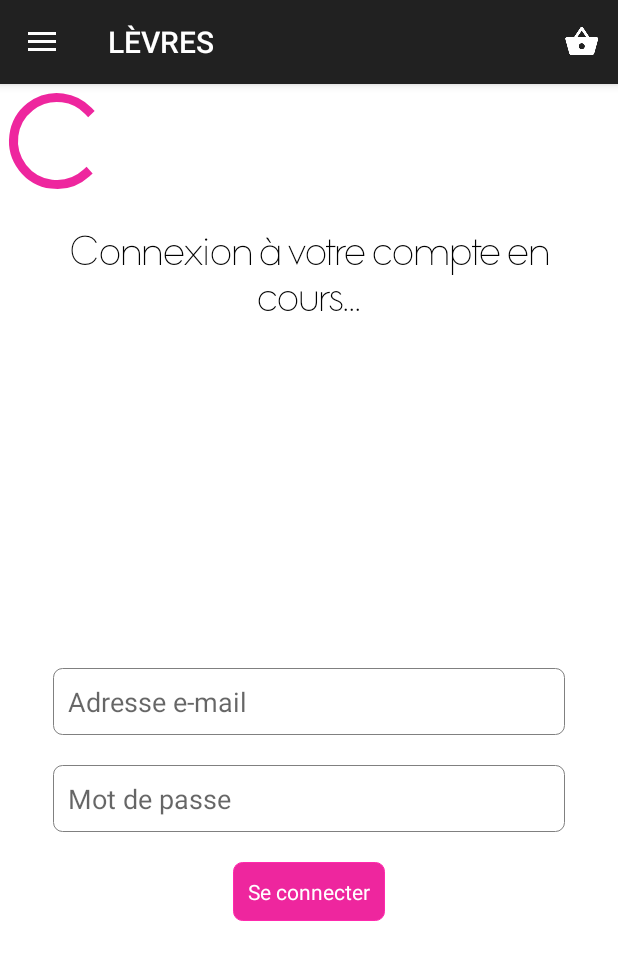
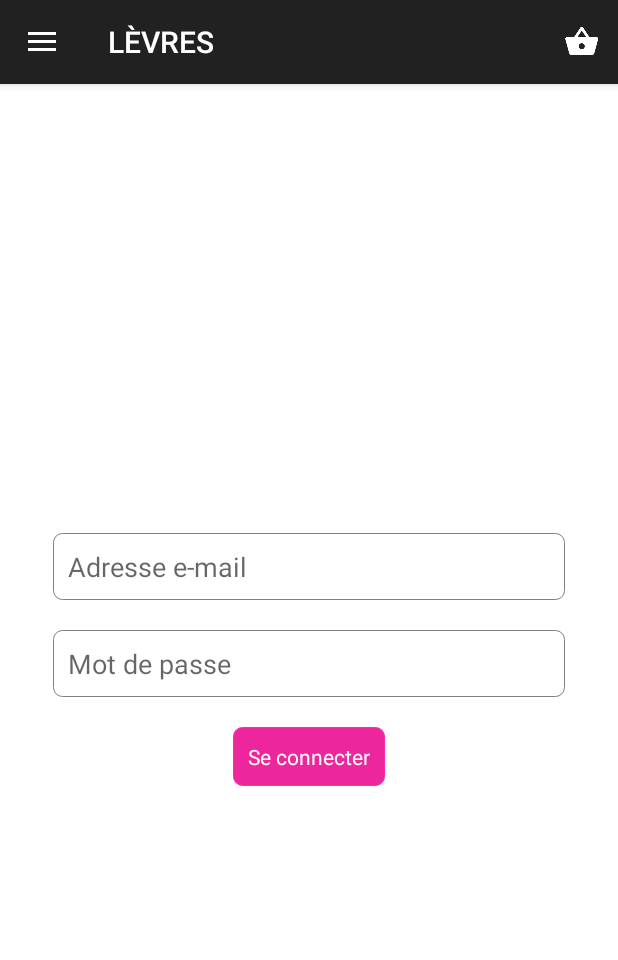
Before and after one commit to Michaos/android-maquillage, an Android app: the fragment FragmentCompte placed in its activity, on a phone screen of 412 x 824 dp. Shown: the top 960 px of the screen. Run offline under Robolectric (Android 15) with nearby library versions, the phone set to English and light mode, and no system bars; 1 statement that could not run was skipped.

Commit message:
*** update compte

```diff
--- a/app/src/main/res/layout/frag_compte.xml
+++ b/app/src/main/res/layout/frag_compte.xml
@@ -1,9 +1,17 @@
 <?xml version="1.0" encoding="utf-8"?>
 <LinearLayout xmlns:android="http://schemas.android.com/apk/res/android"
-    xmlns:app="http://schemas.android.com/apk/res-auto"
     android:layout_width="match_parent"
     android:layout_height="match_parent"
+    xmlns:app="http://schemas.android.com/apk/res-auto"
     android:orientation="vertical">
+
+    <LinearLayout
+        android:id="@+id/loadinglayout"
+        android:layout_width="match_parent"
+        android:layout_height="match_parent"
+        android:gravity="center"
+        android:orientation="vertical"
+        android:visibility="gone">
 
         <ProgressBar
             style="?android:attr/progressBarStyleLarge"
@@ -27,6 +35,8 @@
             android:textColor="@color/black"
             android:textSize="25sp"
             app:ttfNameTextView="ElleNovaC-Light.otf" />
+
+    </LinearLayout>
 
     <LinearLayout
         android:id="@+id/formulairelayout"
```
Also changed, not shown: app/src/main/java/brostore/maquillage/view/FragmentCompte.java (+5 -7 lines). Lines whose indentation alone changed are shown as unchanged.
